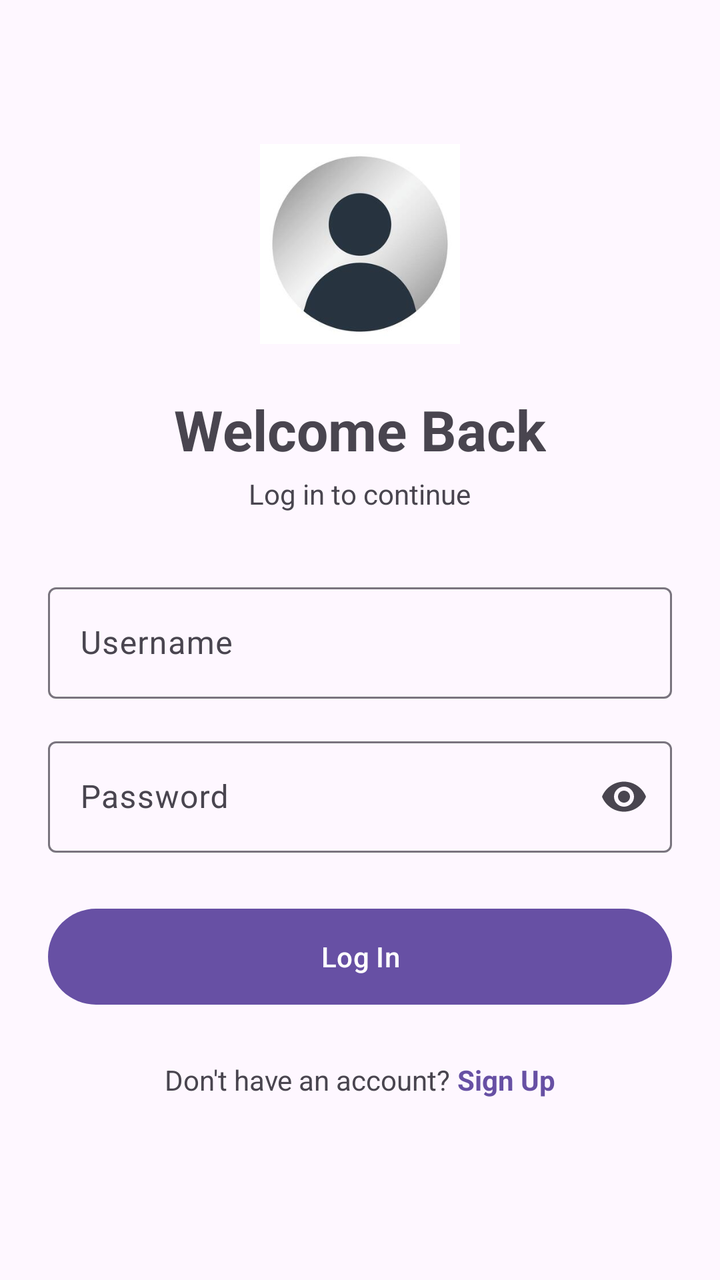
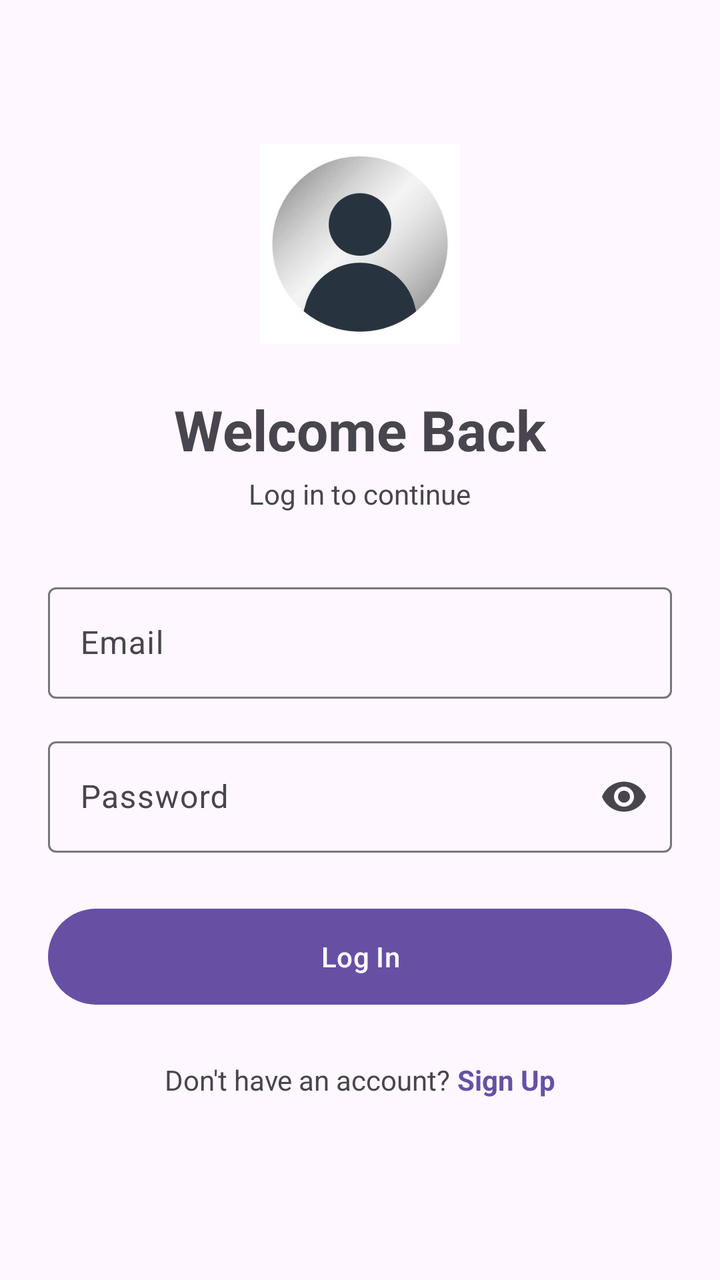

Two renders of the same Android screen: before a commit and after it. Below are the layout's source before the change and the commit's diff.
<!-- AndroidManifest.xml: application theme Theme.SOFE4640UFinalProject -->
<!-- res/layout/activity_main.xml -->
<?xml version="1.0" encoding="utf-8"?>
<ScrollView xmlns:android="http://schemas.android.com/apk/res/android"
    xmlns:app="http://schemas.android.com/apk/res-auto"
    android:layout_width="match_parent"
    android:layout_height="match_parent"
    android:fillViewport="true"
    android:id="@+id/main">


    <LinearLayout
        android:layout_width="match_parent"
        android:layout_height="wrap_content"
        android:gravity="center_horizontal"
        android:orientation="vertical"
        android:padding="24dp">

        <ImageView
            android:layout_width="100dp"
            android:layout_height="100dp"
            android:layout_marginTop="48dp"
            android:src="@drawable/profile"
            android:contentDescription="App logo" />

        <TextView
            android:layout_width="wrap_content"
            android:layout_height="wrap_content"
            android:layout_marginTop="24dp"
            android:text="Welcome Back"
            android:textSize="28sp"
            android:textStyle="bold" />

        <TextView
            android:layout_width="wrap_content"
            android:layout_height="wrap_content"
            android:layout_marginTop="4dp"
            android:text="Log in to continue" />

        <com.google.android.material.textfield.TextInputLayout
            android:id="@+id/tilUser"
            style="@style/Widget.Material3.TextInputLayout.OutlinedBox"
            android:layout_width="match_parent"
            android:layout_height="wrap_content"
            android:layout_marginTop="32dp"
            android:hint="Username">

            <com.google.android.material.textfield.TextInputEditText
                android:id="@+id/etEmail"
                android:layout_width="match_parent"
                android:layout_height="wrap_content"
                android:inputType="textEmailAddress" />
        </com.google.android.material.textfield.TextInputLayout>

        <com.google.android.material.textfield.TextInputLayout
            android:id="@+id/tilPassword"
            style="@style/Widget.Material3.TextInputLayout.OutlinedBox"
            android:layout_width="match_parent"
            android:layout_height="wrap_content"
            android:layout_marginTop="16dp"
            android:hint="Password"
            app:endIconMode="password_toggle">

            <com.google.android.material.textfield.TextInputEditText
                android:id="@+id/etPassword"
                android:layout_width="match_parent"
                android:layout_height="wrap_content"
                android:inputType="textPassword" />
        </com.google.android.material.textfield.TextInputLayout>


        <com.google.android.material.button.MaterialButton
            android:id="@+id/btnLogin"
            android:layout_width="match_parent"
            android:layout_height="56dp"
            android:layout_marginTop="24dp"
            android:text="Log In" />

        <LinearLayout
            android:layout_width="wrap_content"
            android:layout_height="wrap_content"
            android:layout_marginTop="24dp"
            android:orientation="horizontal">

            <TextView
                android:layout_width="wrap_content"
                android:layout_height="wrap_content"
                android:text="Don't have an account? " />

            <TextView
                android:id="@+id/tvGoToSignUp"
                android:layout_width="wrap_content"
                android:layout_height="wrap_content"
                android:text="Sign Up"
                android:textColor="?attr/colorPrimary"
                android:textStyle="bold" />
        </LinearLayout>
    </LinearLayout>
</ScrollView>
<!-- resources referenced by this layout -->
<resources>
  <!-- drawable profile: jpg bitmap (drawable, 5847 bytes) -->
  <style name="Theme.SOFE4640UFinalProject" parent="Base.Theme.SOFE4640UFinalProject" />
  <style name="Base.Theme.SOFE4640UFinalProject" parent="Theme.Material3.DayNight.NoActionBar">
          
          
      </style>
</resources>

<!-- the commit's change to res/layout/activity_main.xml (unified diff, before → after) -->
@@ -41,7 +41,7 @@
             android:layout_width="match_parent"
             android:layout_height="wrap_content"
             android:layout_marginTop="32dp"
-            android:hint="Username">
+            android:hint="Email">
 
             <com.google.android.material.textfield.TextInputEditText
                 android:id="@+id/etEmail"
@@ -92,6 +92,8 @@
                 android:text="Sign Up"
                 android:textColor="?attr/colorPrimary"
                 android:textStyle="bold" />
+
+
         </LinearLayout>
     </LinearLayout>
 </ScrollView>
